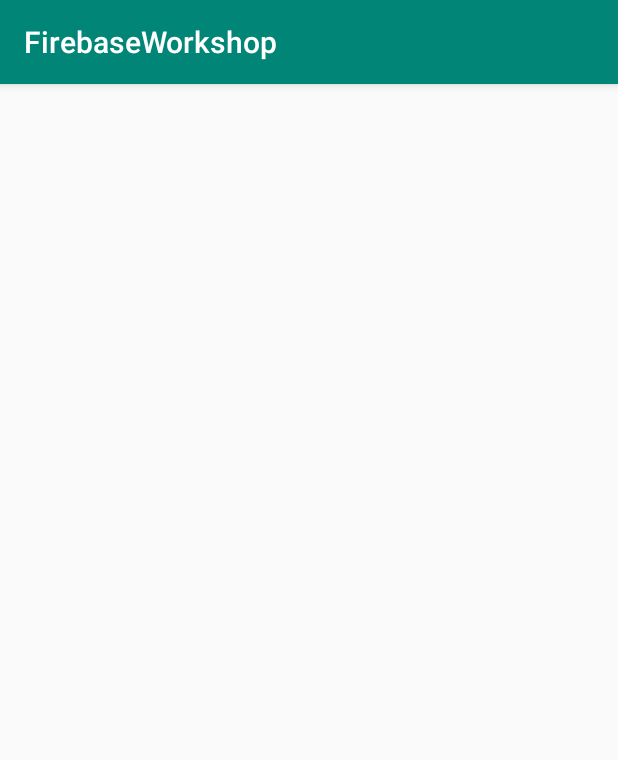
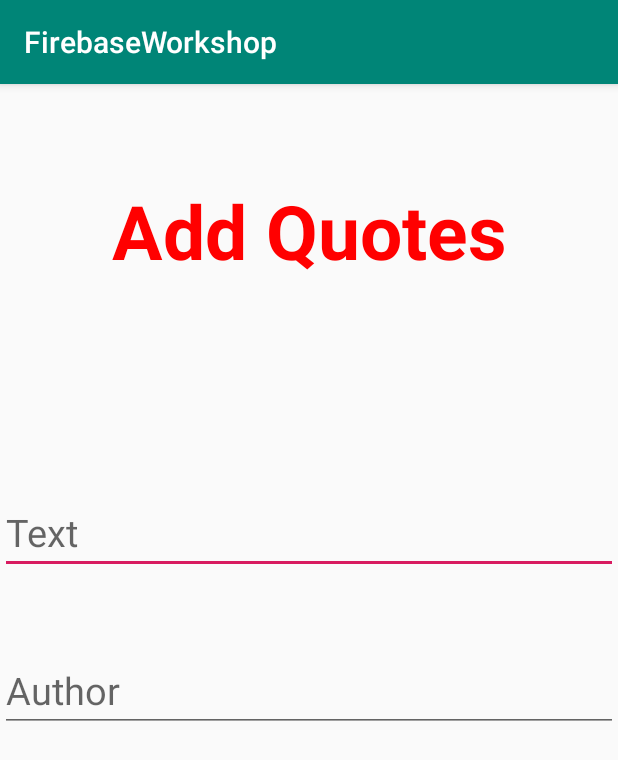
Before and after one commit to josephv7/Techkshetra_Workshop_Firebase_RealtimeDB, an Android app: the screen it shows after launch (AddQuote), on a phone screen of 412 x 824 dp. Shown: the top 760 px of the screen. Run offline under Robolectric (Android 15) with nearby library versions, the phone set to English and light mode, and no system bars; our stand-ins replace Firebase (no records; nobody signed in at launch, a user with empty details on screens opened directly).

Commit message:
Added UI for add quotes

```diff
--- a/app/src/main/res/layout/activity_add_quote.xml
+++ b/app/src/main/res/layout/activity_add_quote.xml
@@ -6,4 +6,44 @@
     android:layout_height="match_parent"
     tools:context=".AddQuote">
 
+
+    <TextView
+        android:id="@+id/textView"
+        android:layout_width="wrap_content"
+        android:layout_height="wrap_content"
+        android:layout_marginTop="64dp"
+        android:text="Add Quotes"
+        android:textColor="#ff0000"
+        android:textSize="50sp"
+        android:textStyle="bold"
+        app:layout_constraintEnd_toEndOf="parent"
+        app:layout_constraintStart_toStartOf="parent"
+        app:layout_constraintTop_toTopOf="parent" />
+
+    <EditText
+        android:id="@+id/textBox"
+        android:layout_width="match_parent"
+        android:layout_height="wrap_content"
+        android:layout_marginTop="140dp"
+        android:hint="Text"
+        android:textSize="25sp"
+        app:layout_constraintEnd_toEndOf="parent"
+        app:layout_constraintHorizontal_bias="0.0"
+        app:layout_constraintStart_toStartOf="parent"
+        app:layout_constraintTop_toBottomOf="@+id/textView" />
+
+    <EditText
+        android:id="@+id/authorBox"
+        android:layout_width="match_parent"
+        android:layout_height="wrap_content"
+        android:hint="Author"
+        android:textSize="25sp"
+        app:layout_constraintBottom_toBottomOf="parent"
+        app:layout_constraintEnd_toEndOf="parent"
+        app:layout_constraintHorizontal_bias="0.0"
+        app:layout_constraintStart_toStartOf="parent"
+        app:layout_constraintTop_toBottomOf="@+id/textBox"
+        app:layout_constraintVertical_bias="0.13" />
+
+
 </androidx.constraintlayout.widget.ConstraintLayout>
```
